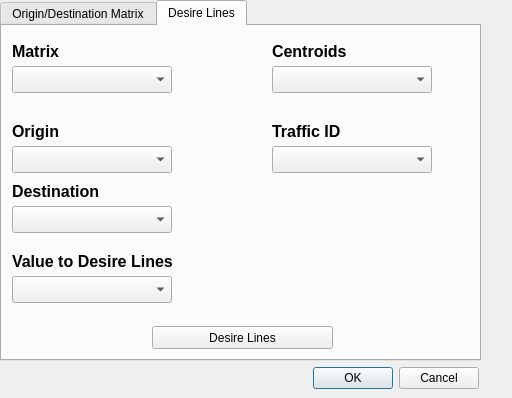
First picture: the form in desirelines_dialog_base.ui, repository d-camargo/desire_lines, before the edit.
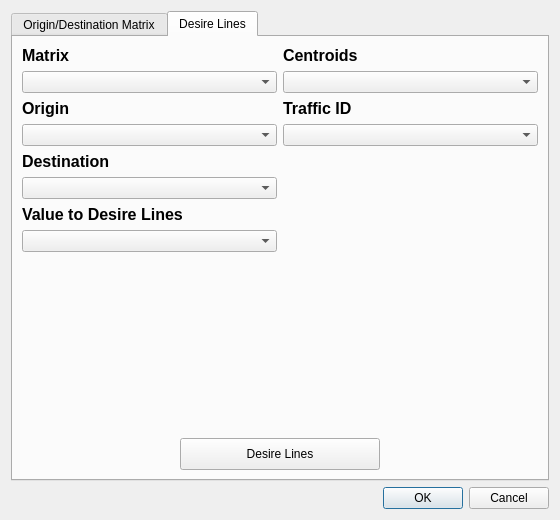
Second picture: the form after the edit. The open tabs and pages were chosen to show the change. Icons and pictures are not drawn. Custom widgets are drawn as their Qt base class.

Commit message: 0.2.0: UX improvements — configurable output, validation, layouts

What changed in the file:
```diff
--- a/desirelines_dialog_base.ui
+++ b/desirelines_dialog_base.ui
@@ -6,8 +6,8 @@
    <rect>
     <x>0</x>
     <y>0</y>
-    <width>512</width>
-    <height>398</height>
+    <width>560</width>
+    <height>520</height>
    </rect>
   </property>
   <property name="windowTitle">
@@ -18,16 +18,7 @@
     <normalon>icon.png</normalon>
    </iconset>
   </property>
-  <widget class="QWidget" name="verticalLayoutWidget">
-   <property name="geometry">
-    <rect>
-     <x>0</x>
-     <y>0</y>
-     <width>481</width>
-     <height>361</height>
-    </rect>
-   </property>
-   <layout class="QVBoxLayout" name="verticalLayout">
+  <layout class="QVBoxLayout" name="mainLayout">
     <item>
      <widget class="QTabWidget" name="tabWidget">
       <property name="currentIndex">
@@ -173,61 +164,11 @@
        <attribute name="title">
         <string>Desire Lines</string>
        </attribute>
-       <widget class="QPushButton" name="makeDL">
-        <property name="geometry">
-         <rect>
-          <x>150</x>
-          <y>300</y>
-          <width>181</width>
-          <height>23</height>
-         </rect>
-        </property>
-        <property name="text">
-         <string>Desire Lines</string>
-        </property>
-       </widget>
-       <widget class="QLabel" name="label_3">
-        <property name="geometry">
-         <rect>
-          <x>10</x>
-          <y>90</y>
-          <width>161</width>
-          <height>31</height>
-         </rect>
-        </property>
-        <property name="font">
-         <font>
-          <pointsize>12</pointsize>
-          <weight>75</weight>
-          <bold>true</bold>
-         </font>
-        </property>
-        <property name="text">
-         <string>Origin</string>
-        </property>
-        <property name="textFormat">
-         <enum>Qt::RichText</enum>
-        </property>
-       </widget>
-       <widget class="QgsFieldComboBox" name="mFieldComboBox">
-        <property name="geometry">
-         <rect>
-          <x>10</x>
-          <y>120</y>
-          <width>160</width>
-          <height>27</height>
-         </rect>
-        </property>
-       </widget>
+      <layout class="QVBoxLayout" name="tab2Layout">
+       <item>
+        <layout class="QGridLayout" name="fieldsGrid">
+         <item row="0" column="0">
        <widget class="QLabel" name="label_4">
-        <property name="geometry">
-         <rect>
-          <x>10</x>
-          <y>10</y>
-          <width>161</width>
-          <height>31</height>
-         </rect>
-        </property>
         <property name="font">
          <font>
           <pointsize>12</pointsize>
@@ -238,29 +179,64 @@
         <property name="text">
          <string>Matrix</string>
         </property>
-        <property name="textFormat">
-         <enum>Qt::RichText</enum>
-        </property>
-       </widget>
-       <widget class="QgsMapLayerComboBox" name="mMapLayerComboBox">
-        <property name="geometry">
-         <rect>
-          <x>10</x>
-          <y>40</y>
-          <width>160</width>
-          <height>27</height>
-         </rect>
-        </property>
-       </widget>
+          </widget>
+         </item>
+         <item row="0" column="1">
+          <widget class="QLabel" name="label_7">
+           <property name="font">
+            <font>
+             <pointsize>12</pointsize>
+             <weight>75</weight>
+             <bold>true</bold>
+            </font>
+           </property>
+           <property name="text">
+            <string>Centroids</string>
+           </property>
+          </widget>
+         </item>
+         <item row="1" column="0">
+          <widget class="QgsMapLayerComboBox" name="mMapLayerComboBox"/>
+         </item>
+         <item row="1" column="1">
+          <widget class="QgsMapLayerComboBox" name="mMapLayerComboBox_2"/>
+         </item>
+         <item row="2" column="0">
+          <widget class="QLabel" name="label_3">
+           <property name="font">
+            <font>
+             <pointsize>12</pointsize>
+             <weight>75</weight>
+             <bold>true</bold>
+            </font>
+           </property>
+           <property name="text">
+            <string>Origin</string>
+           </property>
+          </widget>
+         </item>
+         <item row="2" column="1">
+          <widget class="QLabel" name="label_8">
+           <property name="font">
+            <font>
+             <pointsize>12</pointsize>
+             <weight>75</weight>
+             <bold>true</bold>
+            </font>
+           </property>
+           <property name="text">
+            <string>Traffic ID</string>
+           </property>
+          </widget>
+         </item>
+         <item row="3" column="0">
+          <widget class="QgsFieldComboBox" name="mFieldComboBox"/>
+         </item>
+         <item row="3" column="1">
+          <widget class="QgsFieldComboBox" name="mFieldComboBox_4"/>
+         </item>
+         <item row="4" column="0">
        <widget class="QLabel" name="label_5">
-        <property name="geometry">
-         <rect>
-          <x>10</x>
-          <y>150</y>
-          <width>321</width>
-          <height>31</height>
-         </rect>
-        </property>
         <property name="font">
          <font>
           <pointsize>12</pointsize>
@@ -271,29 +247,13 @@
         <property name="text">
          <string>Destination</string>
         </property>
-        <property name="textFormat">
-         <enum>Qt::RichText</enum>
-        </property>
-       </widget>
-       <widget class="QgsFieldComboBox" name="mFieldComboBox_2">
-        <property name="geometry">
-         <rect>
-          <x>10</x>
-          <y>180</y>
-          <width>160</width>
-          <height>27</height>
-         </rect>
-        </property>
-       </widget>
+          </widget>
+         </item>
+         <item row="5" column="0">
+          <widget class="QgsFieldComboBox" name="mFieldComboBox_2"/>
+         </item>
+         <item row="6" column="0">
        <widget class="QLabel" name="label_6">
-        <property name="geometry">
-         <rect>
-          <x>10</x>
-          <y>220</y>
-          <width>321</width>
-          <height>31</height>
-         </rect>
-        </property>
         <property name="font">
          <font>
           <pointsize>12</pointsize>
@@ -304,100 +264,75 @@
         <property name="text">
          <string>Value to Desire Lines</string>
         </property>
-        <property name="textFormat">
-         <enum>Qt::RichText</enum>
-        </property>
-       </widget>
-       <widget class="QgsFieldComboBox" name="mFieldComboBox_3">
-        <property name="geometry">
-         <rect>
-          <x>10</x>
-          <y>250</y>
-          <width>160</width>
-          <height>27</height>
-         </rect>
-        </property>
-       </widget>
-       <widget class="QLabel" name="label_7">
-        <property name="geometry">
-         <rect>
-          <x>270</x>
-          <y>10</y>
-          <width>161</width>
-          <height>31</height>
-         </rect>
-        </property>
-        <property name="font">
-         <font>
-          <pointsize>12</pointsize>
-          <weight>75</weight>
-          <bold>true</bold>
-         </font>
-        </property>
-        <property name="text">
-         <string>Centroids</string>
-        </property>
-        <property name="textFormat">
-         <enum>Qt::RichText</enum>
-        </property>
-       </widget>
-       <widget class="QgsMapLayerComboBox" name="mMapLayerComboBox_2">
-        <property name="geometry">
-         <rect>
-          <x>270</x>
-          <y>40</y>
-          <width>160</width>
-          <height>27</height>
-         </rect>
-        </property>
-       </widget>
-       <widget class="QgsFieldComboBox" name="mFieldComboBox_4">
-        <property name="geometry">
-         <rect>
-          <x>270</x>
-          <y>120</y>
-          <width>160</width>
-          <height>27</height>
-         </rect>
-        </property>
-       </widget>
-       <widget class="QLabel" name="label_8">
-        <property name="geometry">
-         <rect>
-          <x>270</x>
-          <y>90</y>
-          <width>161</width>
-          <height>31</height>
-         </rect>
-        </property>
-        <property name="font">
-         <font>
-          <pointsize>12</pointsize>
-          <weight>75</weight>
-          <bold>true</bold>
-         </font>
-        </property>
-        <property name="text">
-         <string>Traffic  ID</string>
-        </property>
-        <property name="textFormat">
-         <enum>Qt::RichText</enum>
-        </property>
-       </widget>
-      </widget>
-     </widget>
-    </item>
-   </layout>
-  </widget>
+          </widget>
+         </item>
+         <item row="7" column="0">
+          <widget class="QgsFieldComboBox" name="mFieldComboBox_3"/>
+         </item>
+        </layout>
+       </item>
+       <item>
+        <spacer name="tab2MiddleSpacer">
+         <property name="orientation">
+          <enum>Qt::Vertical</enum>
+         </property>
+         <property name="sizeHint" stdset="0">
+          <size>
+           <width>20</width>
+           <height>40</height>
+          </size>
+         </property>
+        </spacer>
+       </item>
+       <item>
+        <layout class="QHBoxLayout" name="makeDLLayout">
+         <item>
+          <spacer name="makeDLLeftSpacer">
+           <property name="orientation">
+            <enum>Qt::Horizontal</enum>
+           </property>
+           <property name="sizeHint" stdset="0">
+            <size>
+             <width>40</width>
+             <height>20</height>
+            </size>
+           </property>
+          </spacer>
+         </item>
+         <item>
+          <widget class="QPushButton" name="makeDL">
+           <property name="minimumSize">
+            <size>
+             <width>200</width>
+             <height>32</height>
+            </size>
+           </property>
+           <property name="text">
+            <string>Desire Lines</string>
+           </property>
+          </widget>
+         </item>
+         <item>
+          <spacer name="makeDLRightSpacer">
+           <property name="orientation">
+            <enum>Qt::Horizontal</enum>
+           </property>
+           <property name="sizeHint" stdset="0">
+            <size>
+             <width>40</width>
+             <height>20</height>
+            </size>
+           </property>
+          </spacer>
+         </item>
+        </layout>
+       </item>
+      </layout>
+     </widget>
+    </widget>
+   </item>
+   <item>
   <widget class="QDialogButtonBox" name="button_box">
-   <property name="geometry">
-    <rect>
-     <x>0</x>
-     <y>367</y>
-     <width>479</width>
-     <height>23</height>
-    </rect>
-   </property>
    <property name="orientation">
     <enum>Qt::Horizontal</enum>
    </property>
@@ -405,6 +340,8 @@
     <set>QDialogButtonBox::Cancel|QDialogButtonBox::Ok</set>
    </property>
   </widget>
+   </item>
+  </layout>
  </widget>
  <customwidgets>
   <customwidget>
```
Left out of the diff: 181 changed lines with no effect on the pictures. Lines whose indentation alone changed are shown as unchanged. The commit also changes 2 other files.
